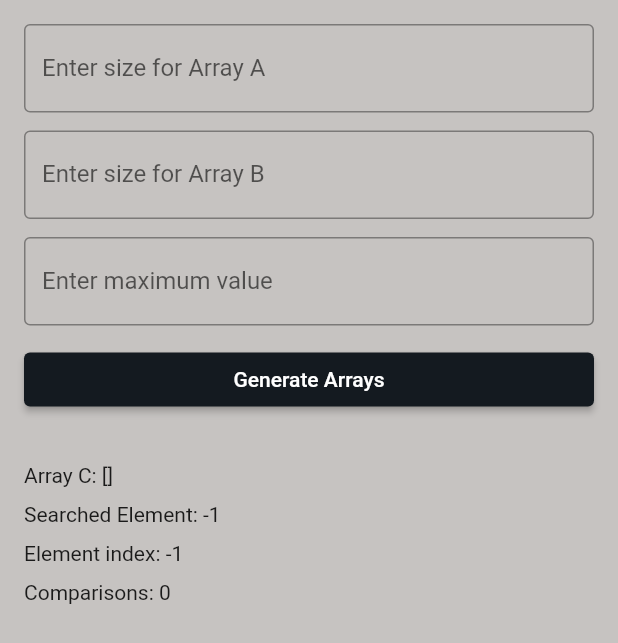
After one commit to sejum-x/ASD, a Flutter app: the BinarySearchPage screen opened directly, after a tap on "Generate Arrays", on a phone screen of 412 x 824 dp. The commit adds this screen. Shown: the top 643 px of the screen. Run offline on Flutter 3.47's test engine with Material 2 defaults, Android fonts, the phone set to English and light mode, and no system bars; our stand-ins replace fl_chart, hidden_drawer_menu.

Commit message:
Binary Search

```diff
--- a/lib/hidden_drawer.dart
+++ b/lib/hidden_drawer.dart
@@ -9,6 +9,7 @@ import 'package:flutter_pj/pages/merge.dart';
 import 'package:flutter_pj/pages/count.dart';
 import 'package:flutter_pj/pages/priorityQueuePage.dart';
 import 'package:flutter_pj/pages/binarySearchTreePage.dart';
+import 'package:flutter_pj/pages/binarySearchPage.dart';
 import 'package:flutter_pj/pages/kmpPage.dart';
 import 'package:flutter_pj/pages/bmPage.dart';
 import 'package:hidden_drawer_menu/hidden_drawer_menu.dart';
@@ -109,6 +110,15 @@ class _HiddenDrawerState extends State<HiddenDrawer> {
       ),
       ScreenHiddenDrawer(
           ItemHiddenMenu(
+            name: 'Binary search',
+            baseStyle: myTextStyle,
+            selectedStyle: myTextStyle,
+            colorLineSelected: Color(0xffffffff),
+          ),
+          BinarySearchPage()
+      ),
+      ScreenHiddenDrawer(
+          ItemHiddenMenu(
             name: 'KMP',
             baseStyle: myTextStyle,
             selectedStyle: myTextStyle,
--- /dev/null
+++ b/lib/pages/binarySearchPage.dart
@@ -0,0 +1,165 @@
+import 'dart:math';
+import 'package:flutter/material.dart';
+
+void main() {
+  runApp(const MaterialApp(
+    home: BinarySearchPage(),
+  ));
+}
+
+class BinarySearchPage extends StatefulWidget {
+  const BinarySearchPage({Key? key}) : super(key: key);
+
+  @override
+  State<BinarySearchPage> createState() => _BinarySearchPageState();
+}
+
+class _BinarySearchPageState extends State<BinarySearchPage>{
+  final ArrayManager arrayManager = ArrayManager();
+  final TextEditingController sizeControllerA = TextEditingController();
+  final TextEditingController sizeControllerB = TextEditingController();
+  final TextEditingController maxController = TextEditingController();
+  List<int> arrayA = [];
+  List<int> arrayB = [];
+  List<int> arrayC = [];
+  int Element = -1;
+  int searchedElement = -1;
+  int comparisons = 0;
+
+  @override
+  void dispose() {
+    sizeControllerA.dispose();
+    sizeControllerB.dispose();
+    maxController.dispose();
+    super.dispose();
+  }
+
+  void generateArrays() {
+    int sizeA = int.tryParse(sizeControllerA.text) ?? 0;
+    int sizeB = int.tryParse(sizeControllerB.text) ?? 0;
+    int max = int.tryParse(maxController.text) ?? 100;
+
+    arrayA = arrayManager.generateArray(sizeA, max: max);
+    arrayB = arrayManager.generateArray(sizeB, max: max);
+    arrayC = arrayManager.getCArray(arrayA, arrayB);
+    Element = arrayManager.findElement(arrayC);
+    searchedElement = arrayManager.binarySearch(arrayC, Element);
+    comparisons = arrayManager.getComparisons();
+
+    setState(() {}); // Оновлюємо інтерфейс після генерації масивів
+  }
+
+  @override
+  Widget build(BuildContext context){
+    return Scaffold(
+      backgroundColor: const Color(0xffc6c3c1),
+      body: Padding(
+        padding: const EdgeInsets.all(16.0),
+        child: Column(
+          crossAxisAlignment: CrossAxisAlignment.stretch,
+          children: [
+            TextField(
+              controller: sizeControllerA,
+              keyboardType: TextInputType.number,
+              decoration: const InputDecoration(labelText: 'Enter size for Array A', border: OutlineInputBorder(),),
+            ),
+            SizedBox(height: 12.0),
+            TextField(
+              controller: sizeControllerB,
+              keyboardType: TextInputType.number,
+              decoration: const InputDecoration(labelText: 'Enter size for Array B', border: OutlineInputBorder(),),
+            ),
+            SizedBox(height: 12.0),
+            TextField(
+              controller: maxController,
+              keyboardType: TextInputType.number,
+              decoration: const InputDecoration(labelText: 'Enter maximum value', border: OutlineInputBorder(),),
+            ),
+            SizedBox(height: 12.0),
+            ElevatedButton(
+              onPressed: generateArrays,
+              child: const Text('Generate Arrays'),
+            ),
+            SizedBox(height: 12.0),
+            const SizedBox(height: 20),
+            Text('Array C: $arrayC'),
+            const SizedBox(height: 10),
+            Text('Searched Element: $Element'),
+            const SizedBox(height: 10),
+            Text('Element index: $searchedElement'),
+            const SizedBox(height: 10),
+            Text('Comparisons: $comparisons'),
+          ],
+        ),
+      ),
+    );
+  }
+}
+
+class ArrayManager {
+  int comparisons = 0;
+
+  List<int> generateArray(int length, {int max = 100}) {
+    Random random = Random();
+    return List.generate(length, (_) => random.nextInt(max + 1));
+  }
+
+  List<int> getCArray(List<int> arrayA, List<int> arrayB) {
+    List<int> cArray = [];
+
+    for (int i = 0; i < arrayA.length; i++) {
+      if (arrayA[i] % 2 == 0) {
+        cArray.add(arrayA[i]);
+      }
+    }
+
+    for (int i = 0; i < arrayB.length; i++) {
+      if (arrayB[i] % 2 != 0) {
+        cArray.add(arrayB[i]);
+      }
+    }
+
+    cArray.sort();
+    return cArray;
+  }
+
+  int findElement(List<int> cArray) {
+    if (cArray.isEmpty) {
+      throw Exception("The array is empty");
+    }
+
+    int maxElement = cArray.last;
+    int result = -1;
+
+    for (int i = cArray.length - 2; i >= 0; i--) {
+      if (cArray[i] < maxElement && cArray[i] % 5 == 2) {
+        result = cArray[i];
+        break;
+      }
+    }
+    return result;
+  }
+
+  int binarySearch(List<int> array, int target) {
+    comparisons = 0;
+    int left = 0;
+    int right = array.length - 1;
+    while (left <= right) {
+      int mid = left + ((right - left) ~/ 2);
+      comparisons++;
+
+      if (array[mid] == target) {
+        return mid;
+      } else if (array[mid] < target) {
+        left = mid + 1;
+      } else {
+        right = mid - 1;
+      }
+    }
+    return -1;
+  }
+
+  int getComparisons() {
+    return comparisons;
+  }
+}
--- a/lib/pages/bmPage.dart
+++ b/lib/pages/bmPage.dart
@@ -25,9 +25,7 @@ class _BMState extends State<BM> {
   @override
   Widget build(BuildContext context) {
     return Scaffold(
-      appBar: AppBar(
-        title: Text('Boyer-Moore Search'),
-      ),
+      backgroundColor: const Color(0xffc6c3c1),
       body: Padding(
         padding: EdgeInsets.all(16.0),
         child: Column(
--- a/lib/pages/kmpPage.dart
+++ b/lib/pages/kmpPage.dart
@@ -25,9 +25,7 @@ class _KMPState extends State<KMP> {
   @override
   Widget build(BuildContext context) {
     return Scaffold(
-      appBar: AppBar(
-        title: Text('KMP Search'),
-      ),
+      backgroundColor: const Color(0xffc6c3c1),
       body: Padding(
         padding: EdgeInsets.all(16.0),
         child: Column(
```
